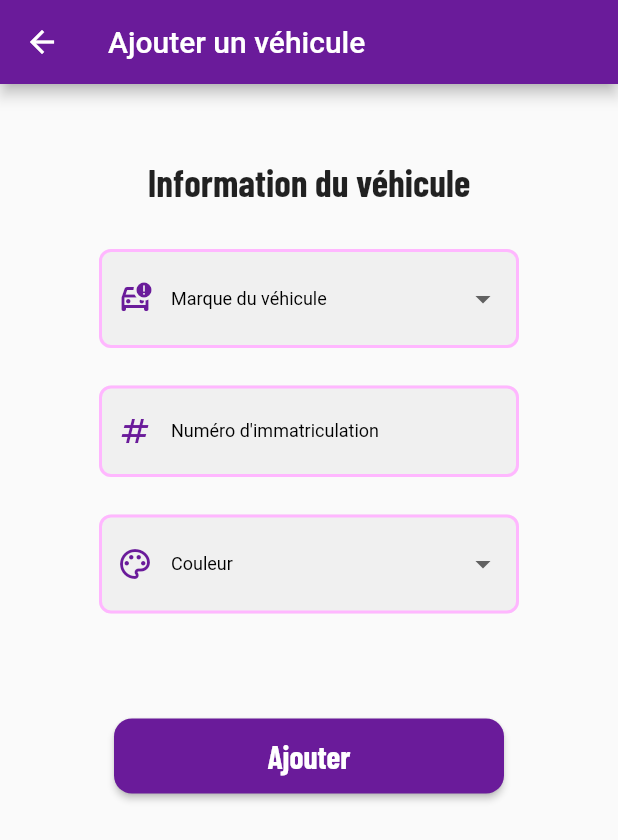
After one commit to hena-ndombele/Fungola_app, a Flutter app: the ClePage screen opened directly, after a tap on "Ajouter un véhicule", on a phone screen of 412 x 824 dp. The commit adds this screen. Shown: the top 840 px of the screen. Run offline on Flutter 3.47's test engine with Material 2 defaults, Android fonts, the phone set to English and light mode, and no system bars; our stand-ins replace connectivity, firebase_auth, firebase_core, firebase_database, firebase_messaging, google_maps_flutter and 3 more; accounts and stored records are empty.

Commit message:
Modification et ajout de different fonctionnalite

```diff
--- a/lib/Pages/ComptePage/CreerComptePage.dart
+++ b/lib/Pages/ComptePage/CreerComptePage.dart
@@ -19,7 +19,7 @@ class _CreerComptePageState extends State<CreerComptePage> {
   final _emailController = TextEditingController();
   final _passwordController = TextEditingController();
   final _nameController = TextEditingController();
-  final _phoneController = TextEditingController(text: "R.D. Congo");
+  final _phoneController = TextEditingController();
 
 
   FirebaseAuth _auth = FirebaseAuth.instance;
--- a/lib/Pages/DemarragePage/IntroScreen.dart
+++ b/lib/Pages/DemarragePage/IntroScreen.dart
@@ -36,7 +36,7 @@ class _IntroScreenState extends State<IntroScreen> {
                   ),
                 ),
                 body:
-                "Connectez-vous pour voir en temps réel la position exact de votre véhicule.",
+                "Connectez-vous pour voir en temps réel la position de votre véhicule.",
               image:SizedBox(height: 170,width: 270,child: Lottie.asset("images/animation_lkqfdai8.json"),),),
             PageViewModel(
                 titleWidget: const Text(
--- /dev/null
+++ b/lib/Pages/Page/AjouterVehiculePage.dart
@@ -0,0 +1,272 @@
+import 'package:flutter/material.dart';
+import 'package:fungola_app/utils/ColorPage.dart';
+import 'package:fungola_app/widgets/Chargement.dart';
+
+
+class AjouterVehiculePage extends StatefulWidget {
+  const AjouterVehiculePage({super.key});
+
+  @override
+  State<AjouterVehiculePage> createState() => _AjouterVehiculePageState();
+}
+
+class _AjouterVehiculePageState extends State<AjouterVehiculePage> {
+
+  bool isVisible =false;
+  final _formKey = GlobalKey<FormState>();
+  List<String> _statusOptions = ['Peugeot', 'Renault', 'Mercedes','Opel','Audi','BMW'];
+  List<String> _statusOptionss = ['Bleu', 'Marron', 'Jaune','Rouge','Blanche','Noir','Autres'];
+  final _statusController = TextEditingController();
+  final _statusControllers = TextEditingController();
+
+
+
+  @override
+  Widget build(BuildContext context) {
+
+    return Scaffold(
+      appBar: AppBar(
+        title: Text("Ajouter un véhicule"),
+        backgroundColor: Utils.COLOR_VIOLET,
+      ),
+      body: Stack(
+        children: [_body(context), Chargement(isVisible)],
+      ),
+    );
+  }
+
+  Widget _body(BuildContext context){
+    return SingleChildScrollView(
+        child: Center(
+          child: Column(
+
+            children: [
+              Container(
+                margin: EdgeInsets.only(top:50),
+                child: Text("Information du véhicule",style: TextStyle(fontFamily: 'Schyler',fontSize: 25),),
+              ),
+              SizedBox(height: 30,),
+              Form(
+                key: _formKey,
+                child: Container(
+                  child: Column(
+                    children: [
+                      Container(
+                        width: 280,
+                        child: DropdownButtonFormField<String>(
+                          items: _statusOptions.map((status) {
+                            return DropdownMenuItem<String>(
+                              value: status,
+                              child: Text(status),
+                            );
+                          }).toList(),
+                          value: _statusController.text.isNotEmpty
+                              ? _statusController.text
+                              : null,
+                          onChanged: (value) {
+                            setState(() {
+                              _statusController.text = value!;
+                            });
+                          },
+                          validator: (value) {
+                            if (value == null || value.isEmpty) {
+                              return 'Veuillez sélectionner un statut';
+                            }
+                            return null;
+                          },
+                          decoration: InputDecoration(
+                            prefixIcon: Icon(
+                              Icons.car_crash_outlined,
+                              color: Utils.COLOR_VIOLET,
+                            ),
+                            labelText: "Marque du véhicule",
+                            labelStyle: TextStyle(color: Utils.COLOR_NOIR,fontSize: 12,fontFamily:' Schyler'),
+
+                            enabledBorder: OutlineInputBorder(
+                              borderSide: BorderSide(
+                                color: Utils.COLOR_VIOLET_CLAIRE,
+                                width: 2,
+                              ),
+                              borderRadius: BorderRadius.circular(8),
+                            ),
+                            focusedBorder: OutlineInputBorder(
+                              borderSide: BorderSide(
+                                color: Utils.COLOR_VIOLET,
+                                width: 2,
+                              ),
+                              borderRadius: BorderRadius.circular(8),
+                            ),
+                            errorBorder: OutlineInputBorder(
+                              borderSide: BorderSide(
+                                color: Utils.COLOR_ROUGE,
+                                width: 2,
+                              ),
+                              borderRadius: BorderRadius.circular(8),
+                            ),
+                            focusedErrorBorder: OutlineInputBorder(
+                              borderSide: BorderSide(
+                                color: Utils.COLOR_VIOLET,
+                                width: 2,
+                              ),
+                              borderRadius: BorderRadius.circular(8),
+                            ),
+                            filled: true,
+                            contentPadding: EdgeInsetsDirectional.fromSTEB(14, 21, 0, 21),
+                          ),
+
+                        ),
+                      ),
+                      SizedBox(height: 25,),
+                      Container(
+                        width: 280,
+                        child: TextFormField(
+
+                          keyboardType: TextInputType.text,
+                          obscureText: false,
+                          validator: (String? value) {
+                            if (value == null || value.isEmpty) {
+                              return "votre numéro d'immatriculation*";
+                            }
+
+                            return null;
+                          },
+                          decoration: InputDecoration(
+                            prefixIcon: Icon(
+                              Icons.numbers,
+                              color: Utils.COLOR_VIOLET,
+                            ),
+                            labelText: "Numéro d'immatriculation",
+                            labelStyle: TextStyle(color: Utils.COLOR_NOIR,fontSize: 12,fontFamily:' Schyler'),
+
+                            enabledBorder: OutlineInputBorder(
+                              borderSide: BorderSide(
+                                color: Utils.COLOR_VIOLET_CLAIRE,
+                                width: 2,
+                              ),
+                              borderRadius: BorderRadius.circular(8),
+                            ),
+                            focusedBorder: OutlineInputBorder(
+                              borderSide: BorderSide(
+                                color: Utils.COLOR_VIOLET,
+                                width: 2,
+                              ),
+                              borderRadius: BorderRadius.circular(8),
+                            ),
+                            errorBorder: OutlineInputBorder(
+                              borderSide: BorderSide(
+                                color: Utils.COLOR_ROUGE,
+                                width: 2,
+                              ),
+                              borderRadius: BorderRadius.circular(8),
+                            ),
+                            focusedErrorBorder: OutlineInputBorder(
+                              borderSide: BorderSide(
+                                color: Utils.COLOR_VIOLET,
+                                width: 2,
+                              ),
+                              borderRadius: BorderRadius.circular(8),
+                            ),
+                            filled: true,
+                            contentPadding: EdgeInsetsDirectional.fromSTEB(14, 21, 0, 21),
+                          ),
+                        ),
+                      ),
+                      SizedBox(height: 25,),
+                      Container(
+                        width: 280,
+                        child: DropdownButtonFormField<String>(
+                          items: _statusOptionss.map((status) {
+                            return DropdownMenuItem<String>(
+                              value: status,
+                              child: Text(status),
+                            );
+                          }).toList(),
+                          value: _statusControllers.text.isNotEmpty
+                              ? _statusControllers.text
+                              : null,
+                          onChanged: (value) {
+                            setState(() {
+                              _statusControllers.text = value!;
+                            });
+                          },
+                          validator: (value) {
+                            if (value == null || value.isEmpty) {
+                              return 'Votre couleur';
+                            }
+                            return null;
+                          },
+                          decoration: InputDecoration(
+                            prefixIcon: Icon(
+                              Icons.color_lens_outlined,
+                              color: Utils.COLOR_VIOLET,
+                            ),
+                            labelText: "Couleur",
+                            labelStyle: TextStyle(color: Utils.COLOR_NOIR,fontSize: 12,fontFamily:' Schyler'),
+
+                            enabledBorder: OutlineInputBorder(
+                              borderSide: BorderSide(
+                                color: Utils.COLOR_VIOLET_CLAIRE,
+                                width: 2,
+                              ),
+                              borderRadius: BorderRadius.circular(8),
+                            ),
+                            focusedBorder: OutlineInputBorder(
+                              borderSide: BorderSide(
+                                color: Utils.COLOR_VIOLET,
+                                width: 2,
+                              ),
+                              borderRadius: BorderRadius.circular(8),
+                            ),
+                            errorBorder: OutlineInputBorder(
+                              borderSide: BorderSide(
+                                color: Utils.COLOR_ROUGE,
+                                width: 2,
+                              ),
+                              borderRadius: BorderRadius.circular(8),
+                            ),
+                            focusedErrorBorder: OutlineInputBorder(
+                              borderSide: BorderSide(
+                                color: Utils.COLOR_VIOLET,
+                                width: 2,
+                              ),
+                              borderRadius: BorderRadius.circular(8),
+                            ),
+                            filled: true,
+                            contentPadding: EdgeInsetsDirectional.fromSTEB(14, 21, 0, 21),
+                          ),
+
+                        ),
+                      ),
+                  SizedBox(height: 70,),
+                  Container(
+                    width: 260,
+                    height: 50,
+                    child: ElevatedButton(
+                      onPressed: (){},
+                      child: Text(
+                        "Ajouter",
+                        style: TextStyle(
+                            color: Utils.COLOR_BLANC,
+                            fontWeight: FontWeight.bold,
+                            fontFamily: 'Schyler',
+                            fontSize: 21),
+                      ),
+                      style: ElevatedButton.styleFrom(
+                        backgroundColor: Utils.COLOR_VIOLET,
+                        shape: RoundedRectangleBorder(
+                          borderRadius: BorderRadius.circular(12),
+                        ),
+                      ),
+                    ),)
+
+                    ],
+                  ),
+                ),
+              ),
+            ],
+          ),
+        )
+    );
+  }
+
+}
--- a/lib/Pages/Page/ClePage.dart
+++ b/lib/Pages/Page/ClePage.dart
@@ -1,4 +1,5 @@
 import 'package:flutter/material.dart';
+import 'package:fungola_app/Pages/Page/AjouterVehiculePage.dart';
 import 'package:fungola_app/utils/ColorPage.dart';
 import 'package:firebase_auth/firebase_auth.dart';
 
@@ -55,12 +56,14 @@ class _ClePageState extends State<ClePage> {
                 )),
             child: Container(
               padding: EdgeInsets.only(top: 60, left: 20),
-              color: Utils.COLOR_NOIR.withOpacity(.88),
+              color: Utils.COLOR_NOIR.withOpacity(.90),
               child: Column(
                 crossAxisAlignment: CrossAxisAlignment.start,
                 children: [
+
                   Column(
                     children: [
+
                       RichText(
                         text: TextSpan(
                           text: "",
@@ -114,6 +117,23 @@ class _ClePageState extends State<ClePage> {
             ),
           ),
           Positioned(
+
+              bottom: 200,
+              child: Container(
+                margin: EdgeInsets.all(25),
+                width: 300,
+                height: 70,
+                child: ElevatedButton(
+            onPressed: (){
+              Navigator.push(context, MaterialPageRoute(builder: (context)=>AjouterVehiculePage()));
+            },
+            child: Text("Ajouter un véhicule",style: TextStyle(fontFamily: 'Schyler',fontSize: 19),),
+                  style: ElevatedButton.styleFrom(
+                      backgroundColor: Utils.COLOR_GREEN
+                  ),
+          ),
+              )),
+          Positioned(
             bottom: 50,
             left: 30,
             right: 30,
@@ -157,6 +177,7 @@ class _ClePageState extends State<ClePage> {
               ],
             ),
           ),
+
         ],
       ),
     );
--- a/lib/Pages/Page/ProfilPage.dart
+++ b/lib/Pages/Page/ProfilPage.dart
@@ -4,7 +4,7 @@ import 'package:fungola_app/Pages/ComptePage/AuthentificationPage.dart';
 import 'package:fungola_app/Pages/Page/MapsPage.dart';
 import 'package:fungola_app/utils/ColorPage.dart';
 
-class BienvenuePage extends StatelessWidget {
+class ProfilPage extends StatelessWidget {
   final FirebaseAuth _auth = FirebaseAuth.instance;
 
   @override
```
Also changed, not shown: lib/Pages/Page/MapsPage.dart (+94 -122 lines).
